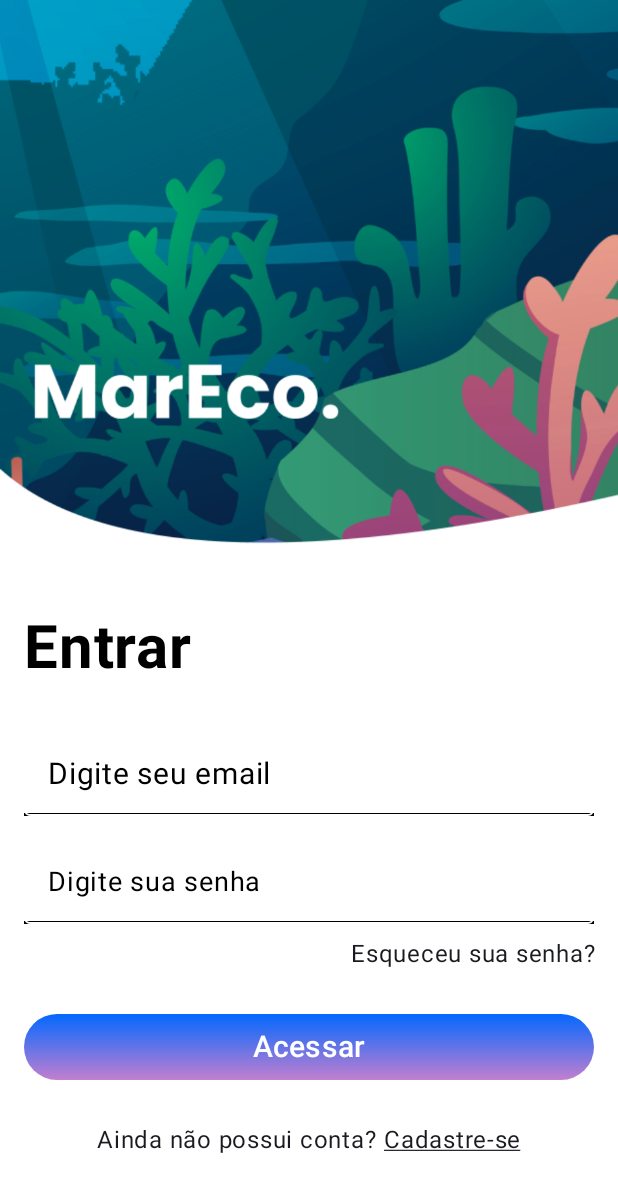
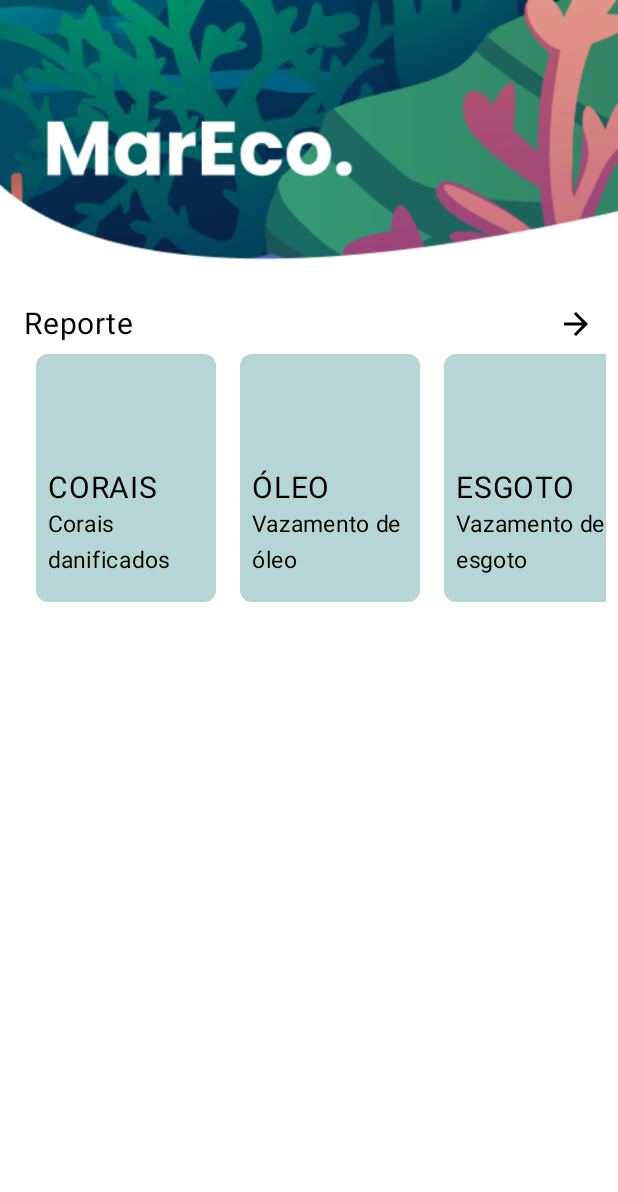
Before and after one commit to schin0/MarEco, an Android app built with Jetpack Compose: the screen it shows after launch (MainActivity), after a tap on "Acessar", on a phone screen of 412 x 824 dp. Shown: the top 1192 px of the screen. Run offline under Robolectric (Android 15) with nearby library versions, the phone set to English and light mode, and no system bars.

Commit message:
Adicionar tela home e destaques de reportes

```diff
--- a/frontend/app/src/main/java/br/com/fiap/mareco/MainActivity.kt
+++ b/frontend/app/src/main/java/br/com/fiap/mareco/MainActivity.kt
@@ -11,6 +11,7 @@ import androidx.compose.ui.res.colorResource
 import androidx.navigation.compose.NavHost
 import androidx.navigation.compose.composable
 import androidx.navigation.compose.rememberNavController
+import br.com.fiap.mareco.screens.HomeScreen
 import br.com.fiap.mareco.screens.LoginScreen
 import br.com.fiap.mareco.screens.RegistroScreen
 import br.com.fiap.mareco.screens.registros.EmpresaScreen
@@ -55,6 +56,10 @@ class MainActivity : ComponentActivity() {
                         composable("registro/empresa") {
                             EmpresaScreen()
                         }
+
+                        composable("home") {
+                            HomeScreen(navController)
+                        }
                     }
                 }
             }
--- /dev/null
+++ b/frontend/app/src/main/java/br/com/fiap/mareco/components/CardDestaqueComponent.kt
@@ -0,0 +1,8 @@
+package br.com.fiap.mareco.components
+
+import androidx.compose.runtime.Composable
+
+@Composable
+fun CardDestaqueComponent() {
+
+}
--- /dev/null
+++ b/frontend/app/src/main/java/br/com/fiap/mareco/components/DestaquesComponent.kt
@@ -0,0 +1,112 @@
+package br.com.fiap.mareco.components
+
+import androidx.compose.foundation.Image
+import androidx.compose.foundation.background
+import androidx.compose.foundation.clickable
+import androidx.compose.foundation.horizontalScroll
+import androidx.compose.foundation.layout.Arrangement
+import androidx.compose.foundation.layout.Column
+import androidx.compose.foundation.layout.Row
+import androidx.compose.foundation.layout.fillMaxSize
+import androidx.compose.foundation.layout.fillMaxWidth
+import androidx.compose.foundation.layout.height
+import androidx.compose.foundation.layout.padding
+import androidx.compose.foundation.layout.width
+import androidx.compose.foundation.rememberScrollState
+import androidx.compose.foundation.shape.RoundedCornerShape
+import androidx.compose.material3.Card
+import androidx.compose.material3.CardColors
+import androidx.compose.material3.CardDefaults
+import androidx.compose.material3.Text
+import androidx.compose.runtime.Composable
+import androidx.compose.ui.Modifier
+import androidx.compose.ui.graphics.Color
+import androidx.compose.ui.res.colorResource
+import androidx.compose.ui.res.painterResource
+import androidx.compose.ui.unit.dp
+import androidx.compose.ui.unit.sp
+import br.com.fiap.mareco.R
+import br.com.fiap.mareco.model.Destaque
+
+@Composable
+fun DestaqueComponent(destaque: Destaque) {
+    Column(
+        modifier = Modifier
+            .fillMaxSize()
+            .padding(start = 16.dp, end = 0.dp, bottom = 0.dp, top = 0.dp)
+    ) {
+        Row(
+            modifier = Modifier
+                .fillMaxWidth()
+                .padding(end = 16.dp, start = 0.dp, bottom = 0.dp, top = 0.dp)
+                .clickable {
+                    destaque.onClickTitulo()
+                },
+            horizontalArrangement = Arrangement.SpaceBetween
+        ) {
+            Text(
+                text = destaque.titulo,
+                color = Color.Black,
+                fontSize = 20.sp
+            )
+
+            Image(
+                painter = painterResource(id = R.drawable.baseline_arrow_forward_24),
+                contentDescription = "Seta para direita"
+            )
+        }
+
+        val scrollState = rememberScrollState(0)
+
+        Row(
+            modifier = Modifier
+                .fillMaxWidth()
+                .padding(end = 8.dp, start = 0.dp, bottom = 0.dp, top = 0.dp)
+                .horizontalScroll(scrollState),
+        ) {
+            destaque.cards.forEach { configuracao ->
+                Card(
+                    shape = RoundedCornerShape(8.dp),
+                    modifier = Modifier
+                        .padding(8.dp)
+                        .height(configuracao.altura.dp)
+                        .width(configuracao.largura.dp),
+                    colors = CardDefaults.cardColors(
+                        containerColor = colorResource(id = R.color.verde),
+                        contentColor = Color.Black,
+                        disabledContainerColor = Color.LightGray,
+                        disabledContentColor = Color.LightGray
+                    )
+                ) {
+                    Column(
+                        modifier = Modifier
+                            .fillMaxSize()
+                            .padding(8.dp, 16.dp),
+                        verticalArrangement = Arrangement.Bottom
+                    ) {
+                        Row(
+                            modifier = Modifier.fillMaxWidth()
+                        ) {
+                            Text(
+                                text = configuracao.titulo,
+                                color = Color.Black,
+                                fontSize = 20.sp
+                            )
+                        }
+
+                        Row(
+                            modifier = Modifier.fillMaxWidth()
+                        ) {
+                            Text(
+                                text = configuracao.descricao,
+                                color = Color.Black,
+                                fontSize = 15.sp
+                            )
+                        }
+                    }
+
+                }
+            }
+        }
+    }
+}
--- /dev/null
+++ b/frontend/app/src/main/java/br/com/fiap/mareco/model/CardConfiguracao.kt
@@ -0,0 +1,9 @@
+package br.com.fiap.mareco.model
+
+data class CardConfiguracao(
+    val largura: Float,
+    val altura: Float,
+    val titulo: String,
+    val descricao: String,
+    val onClick: () -> Unit = { }
+)
--- /dev/null
+++ b/frontend/app/src/main/java/br/com/fiap/mareco/model/Destaque.kt
@@ -0,0 +1,7 @@
+package br.com.fiap.mareco.model
+
+data class Destaque(
+    val titulo: String,
+    val onClickTitulo: () -> Unit = { },
+    val cards: List<CardConfiguracao>
+)
--- /dev/null
+++ b/frontend/app/src/main/java/br/com/fiap/mareco/model/Reporte.kt
@@ -0,0 +1 @@
+package br.com.fiap.mareco.model
--- /dev/null
+++ b/frontend/app/src/main/java/br/com/fiap/mareco/screens/HomeScreen.kt
@@ -0,0 +1,63 @@
+package br.com.fiap.mareco.screens
+
+import androidx.compose.foundation.Image
+import androidx.compose.foundation.layout.Arrangement
+import androidx.compose.foundation.layout.Column
+import androidx.compose.foundation.layout.Row
+import androidx.compose.foundation.layout.fillMaxSize
+import androidx.compose.foundation.layout.fillMaxWidth
+import androidx.compose.foundation.layout.padding
+import androidx.compose.material3.Text
+import androidx.compose.runtime.Composable
+import androidx.compose.ui.Alignment
+import androidx.compose.ui.Modifier
+import androidx.compose.ui.graphics.Color
+import androidx.compose.ui.layout.ContentScale
+import androidx.compose.ui.platform.LocalContext
+import androidx.compose.ui.res.painterResource
+import androidx.compose.ui.text.font.FontWeight
+import androidx.compose.ui.unit.dp
+import androidx.compose.ui.unit.sp
+import androidx.navigation.NavController
+import br.com.fiap.mareco.R
+import br.com.fiap.mareco.components.DestaqueComponent
+import br.com.fiap.mareco.model.CardConfiguracao
+import br.com.fiap.mareco.model.Destaque
+import br.com.fiap.mareco.services.listarReportes
+import br.com.fiap.mareco.services.mostrarMensagemEmConstrucao
+
+@Composable
+fun HomeScreen(navController: NavController) {
+    val contexto = LocalContext.current
+
+    Column(
+        modifier = Modifier
+            .fillMaxSize()
+    ) {
+        Row(
+            modifier = Modifier.fillMaxWidth(),
+            verticalAlignment = Alignment.CenterVertically,
+            horizontalArrangement = Arrangement.SpaceEvenly
+        ) {
+            Column(
+                modifier = Modifier.fillMaxWidth(),
+                verticalArrangement = Arrangement.Center
+            ) {
+                Image(
+                    painter = painterResource(R.drawable.fundohome),
+                    contentDescription = "Fundo",
+                    modifier = Modifier
+                        .fillMaxWidth(),
+                    contentScale = ContentScale.FillWidth
+                )
+            }
+        }
+
+        val listaReporte = listarReportes(contexto);
+
+        listaReporte.forEach {
+            DestaqueComponent(destaque = it)
+        }
+
+    }
+}
--- a/frontend/app/src/main/java/br/com/fiap/mareco/screens/LoginScreen.kt
+++ b/frontend/app/src/main/java/br/com/fiap/mareco/screens/LoginScreen.kt
@@ -9,7 +9,6 @@ import androidx.compose.foundation.layout.fillMaxSize
 import androidx.compose.foundation.layout.fillMaxWidth
 import androidx.compose.foundation.layout.height
 import androidx.compose.foundation.layout.padding
-import androidx.compose.foundation.layout.width
 import androidx.compose.material3.OutlinedTextField
 import androidx.compose.material3.OutlinedTextFieldDefaults
 import androidx.compose.material3.Text
@@ -154,7 +153,7 @@ fun LoginScreen(navController: NavController) {
                         .fillMaxWidth()
                         .padding(horizontal = 0.dp, vertical = 10.dp),
                     onClick = {
-                        mostrarMensagemEmConstrucao(contexto)
+                        navController.navigate("home")
                     }
                 )
             }
--- a/frontend/app/src/main/java/br/com/fiap/mareco/screens/registros/VoluntarioScreen.kt
+++ b/frontend/app/src/main/java/br/com/fiap/mareco/screens/registros/VoluntarioScreen.kt
@@ -18,7 +18,6 @@ import androidx.compose.ui.Modifier
 import androidx.compose.ui.draw.drawBehind
 import androidx.compose.ui.geometry.Offset
 import androidx.compose.ui.graphics.Color
-import androidx.compose.ui.platform.LocalContext
 import androidx.compose.ui.text.font.FontWeight
 import androidx.compose.ui.text.style.TextDecoration
 import androidx.compose.ui.unit.dp
--- /dev/null
+++ b/frontend/app/src/main/java/br/com/fiap/mareco/services/ReporteService.kt
@@ -0,0 +1,46 @@
+package br.com.fiap.mareco.services
+
+import android.content.Context
+import br.com.fiap.mareco.model.CardConfiguracao
+import br.com.fiap.mareco.model.Destaque
+
+fun listarReportes(contexto: Context): List<Destaque> {
+    return listOf(
+        Destaque(
+            "Reporte",
+            { mostrarMensagemEmConstrucao(contexto) },
+            cards = listOf(
+                CardConfiguracao(
+                    120f,
+                    165f,
+                    "CORAIS",
+                    "Corais danificados"
+                ),
+                CardConfiguracao(
+                    120f,
+                    165f,
+                    "ÓLEO",
+                    "Vazamento de óleo"
+                ),
+                CardConfiguracao(
+                    120f,
+                    165f,
+                    "ESGOTO",
+                    "Vazamento de esgoto"
+                ),
+                CardConfiguracao(
+                    120f,
+                    165f,
+                    "ESPÉCIES",
+                    "Desaparecimento de espécies"
+                ),
+                CardConfiguracao(
+                    120f,
+                    165f,
+                    "RESÍDUOS",
+                    "Descarte de resíduos"
+                )
+            )
+        )
+    )
+}
--- /dev/null
+++ b/frontend/app/src/main/res/drawable/baseline_arrow_forward_24.xml
@@ -0,0 +1,5 @@
+<vector xmlns:android="http://schemas.android.com/apk/res/android" android:autoMirrored="true" android:height="24dp" android:tint="#000000" android:viewportHeight="24" android:viewportWidth="24" android:width="24dp">
+
+    <path android:fillColor="@android:color/white" android:pathData="M12,4l-1.41,1.41L16.17,11H4v2h12.17l-5.58,5.59L12,20l8,-8z"/>
+
+</vector>
--- a/frontend/app/src/main/res/values/colors.xml
+++ b/frontend/app/src/main/res/values/colors.xml
@@ -3,4 +3,5 @@
     <color name="branco">#FFFFFF</color>
     <color name="azul">#0368FF</color>
     <color name="rosa">#C27FCF</color>
+    <color name="verde">#B5D6D4</color>
 </resources>
```
Also changed, not shown: frontend/app/src/main/res/drawable/fundohome.png (added).
